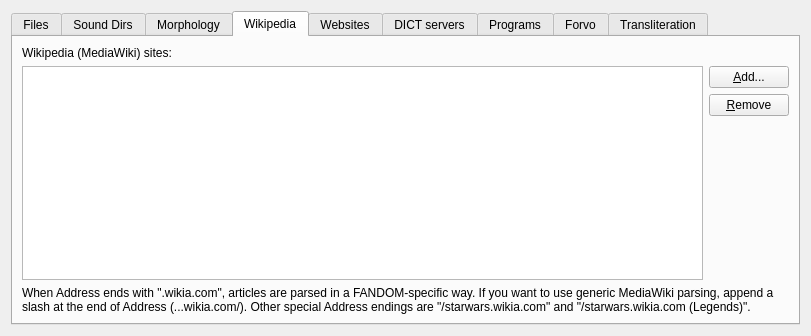
Old version of the form sources.ui in the repository goldendict/goldendict.
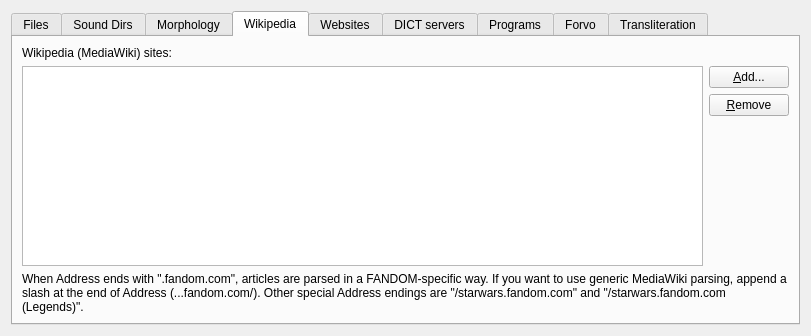
New version of the form. The open tabs and pages were chosen to show the change. Icons and pictures are not drawn.

Commit message: Replace wikia.com domain with fandom.com

Diff of the .ui file:
```diff
--- a/sources.ui
+++ b/sources.ui
@@ -275,7 +275,7 @@
        <item>
         <widget class="QLabel" name="label_17">
          <property name="text">
-          <string>When Address ends with &quot;.wikia.com&quot;, articles are parsed in a FANDOM-specific way. If you want to use generic MediaWiki parsing, append a slash at the end of Address (...wikia.com/). Other special Address endings are &quot;/starwars.wikia.com&quot; and &quot;/starwars.wikia.com (Legends)&quot;.</string>
+          <string>When Address ends with &quot;.fandom.com&quot;, articles are parsed in a FANDOM-specific way. If you want to use generic MediaWiki parsing, append a slash at the end of Address (...fandom.com/). Other special Address endings are &quot;/starwars.fandom.com&quot; and &quot;/starwars.fandom.com (Legends)&quot;.</string>
          </property>
          <property name="wordWrap">
           <bool>true</bool>
```
The commit also changes 2 other files.
